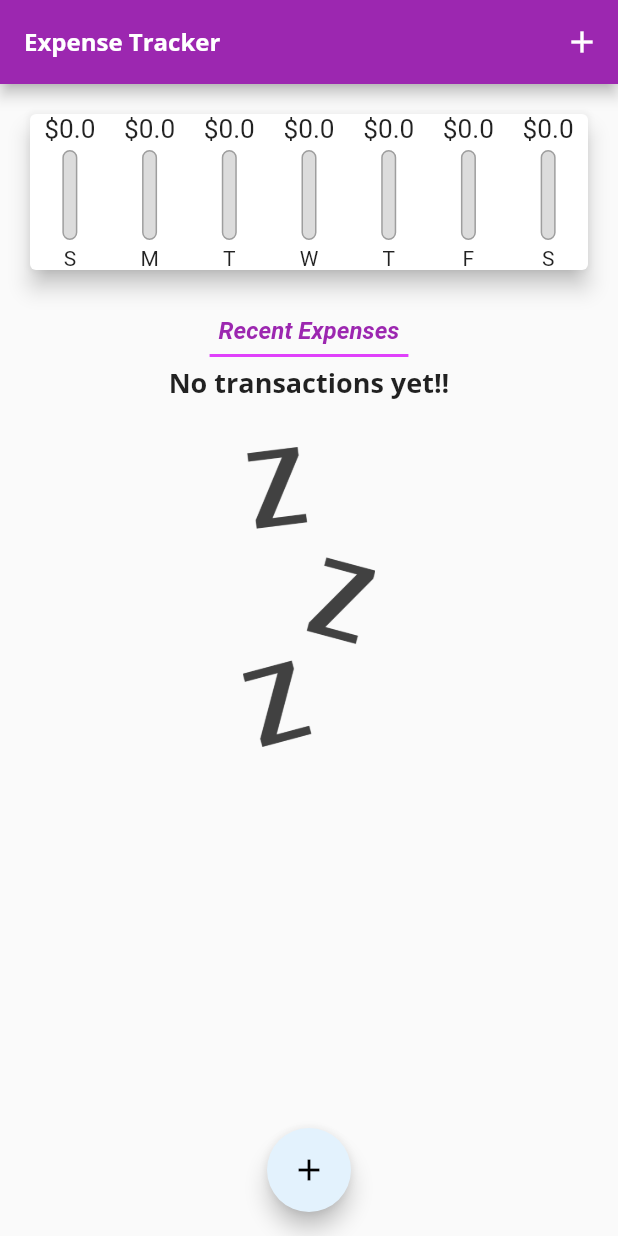
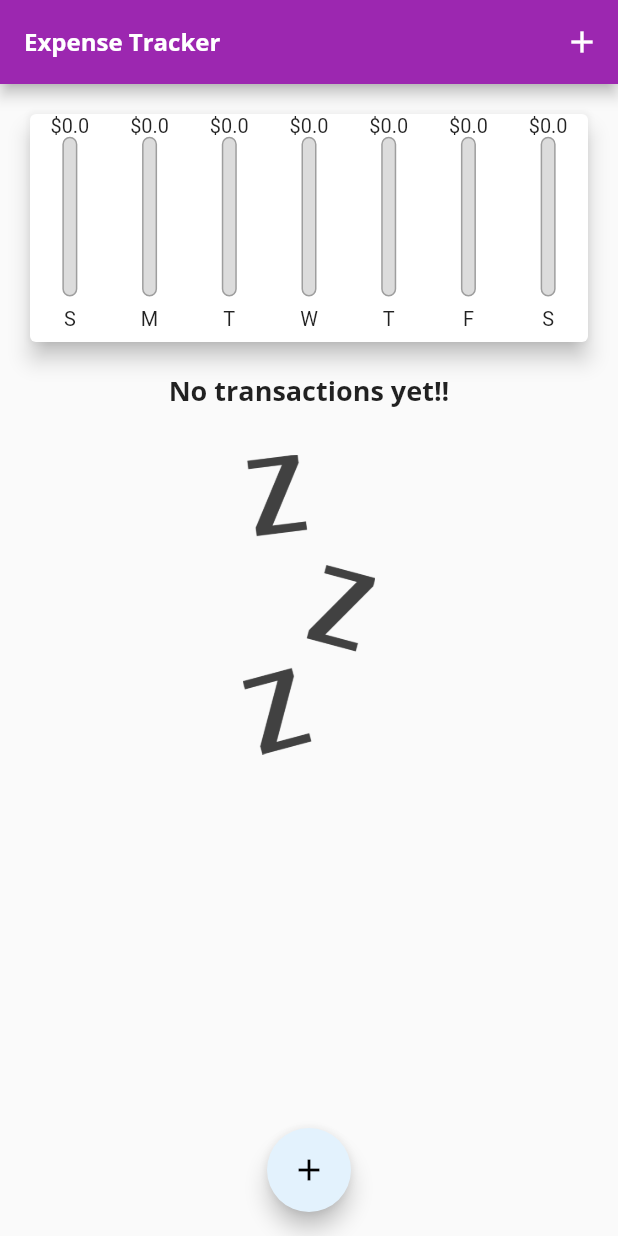
Before and after one commit to Nisschhal/flutter_expense_app, a Flutter app: the screen it shows after launch, on a phone screen of 412 x 824 dp. Run offline on Flutter 3.47's test engine with Material 2 defaults, Android fonts, the phone set to English and light mode, and no system bars.

Commit message:
dynamic height mediaquery

```diff
--- a/lib/main.dart
+++ b/lib/main.dart
@@ -129,8 +129,7 @@ class _MyHomePageState extends State<MyHomePage> {
 
   @override
   Widget build(BuildContext context) {
-    return Scaffold(
-      appBar: AppBar(
+    final appBar = AppBar(
       title: const Text("Expense Tracker"),
       actions: [
         IconButton(
@@ -138,34 +137,49 @@ class _MyHomePageState extends State<MyHomePage> {
           onPressed: () => _startNewTransaction(context),
         ),
       ],
-      ),
+    );
+    return Scaffold(
+      appBar: appBar,
       body: SingleChildScrollView(
         child: Column(
           // mainAxisAlignment: MainAxisAlignment.spaceBetween,
           children: [
             // ignore: avoid_unnecessary_containers
-            Chart(_getRecentTransaction),
-            Center(
+            Container(
+              height: (MediaQuery.of(context).size.height -
+                      appBar.preferredSize.height -
+                      MediaQuery.of(context).padding.top) *
+                  0.25,
+              child: Chart(_getRecentTransaction),
+            ),
+            // Center(
+            //   child: Container(
+            //     padding: const EdgeInsets.all(6),
+            //     margin: const EdgeInsets.all(5),
+            //     decoration: const BoxDecoration(
+            //         border: Border(
+            //             bottom:
+            //                 BorderSide(width: 2, color: Colors.purpleAccent))),
+            //     child: const Text(
+            //       "Recent Expenses",
+            //       style: TextStyle(
+            //         fontSize: 16,
+            //         fontWeight: FontWeight.bold,
+            //         color: Colors.purple,
+            //         fontStyle: FontStyle.italic,
+            //       ),
+            //       // textAlign: TextAlign.center,
+            //     ),
+            //   ),
+            // ),
+            Container(
+                height: (MediaQuery.of(context).size.height -
+                        appBar.preferredSize.height -
+                        MediaQuery.of(context).padding.top) *
+                    0.75,
                 child: Container(
-                padding: const EdgeInsets.all(6),
-                margin: const EdgeInsets.all(5),
-                decoration: const BoxDecoration(
-                    border: Border(
-                        bottom:
-                            BorderSide(width: 2, color: Colors.purpleAccent))),
-                child: const Text(
-                  "Recent Expenses",
-                  style: TextStyle(
-                    fontSize: 16,
-                    fontWeight: FontWeight.bold,
-                    color: Colors.purple,
-                    fontStyle: FontStyle.italic,
-                  ),
-                  // textAlign: TextAlign.center,
-                ),
-              ),
-            ),
-            TransactionList(_userTransactions, _deleteTransactions),
+                    child: TransactionList(
+                        _userTransactions, _deleteTransactions))),
           ],
         ),
       ),
--- a/lib/widgets/chart_bar.dart
+++ b/lib/widgets/chart_bar.dart
@@ -10,17 +10,18 @@ class ChartBar extends StatelessWidget {
   ChartBar(this.label, this.amount, this.spendngPctOfTotal);
   @override
   Widget build(BuildContext context) {
+    return LayoutBuilder(builder: (context, constraints) {
       return Column(
         children: [
           Container(
-          height: 20,
+            height: constraints.maxHeight * 0.1,
             child: FittedBox(
               child: Text("\$$amount"),
             ),
           ),
-        const SizedBox(height: 4),
+          // const SizedBox(height: 4),
           Container(
-          height: 60,
+            height: constraints.maxHeight * 0.7,
             width: 10,
             child: Stack(children: [
               Container(
@@ -39,9 +40,14 @@ class ChartBar extends StatelessWidget {
             ]),
             // decoration: BoxDecoration(borderRadius: BorderRadius.circular(20)),
           ),
-        SizedBox(height: 4),
-        Text("${label}")
+          SizedBox(
+            height: constraints.maxHeight * 0.05,
+          ),
+          Container(
+              height: constraints.maxHeight * 0.1,
+              child: FittedBox(child: Text("${label}")))
         ],
       );
+    });
   }
 }
--- a/lib/widgets/transactions_list.dart
+++ b/lib/widgets/transactions_list.dart
@@ -13,9 +13,7 @@ class TransactionList extends StatelessWidget {
   @override
   Widget build(BuildContext context) {
     // ignore: sized_box_for_whitespace
-    return Container(
-      height: 300,
-      child: userList.isEmpty
+    return userList.isEmpty
         ? Column(
             children: [
               Text(
@@ -57,7 +55,6 @@ class TransactionList extends StatelessWidget {
               );
             },
             itemCount: userList.length,
-            ),
           );
   }
 }
```
Lines whose indentation alone changed are shown as unchanged.
